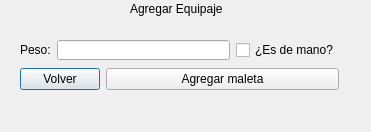
Above: vagregaequipaje.ui from AndyMadgar/Progra1-Datos before the change. Below: the same form after it.
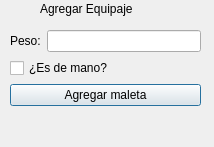
That is the form after the change.

What changed in the file:
```diff
--- a/vagregaequipaje.ui
+++ b/vagregaequipaje.ui
@@ -6,8 +6,8 @@
    <rect>
     <x>0</x>
     <y>0</y>
-    <width>371</width>
-    <height>132</height>
+    <width>214</width>
+    <height>147</height>
    </rect>
   </property>
   <property name="windowTitle">
@@ -16,7 +16,7 @@
   <widget class="QLabel" name="label">
    <property name="geometry">
     <rect>
-     <x>130</x>
+     <x>40</x>
      <y>0</y>
      <width>121</width>
      <height>17</height>
@@ -29,15 +29,13 @@
   <widget class="QWidget" name="">
    <property name="geometry">
     <rect>
-     <x>20</x>
-     <y>40</y>
-     <width>319</width>
-     <height>64</height>
+     <x>10</x>
+     <y>30</y>
+     <width>191</width>
+     <height>90</height>
     </rect>
    </property>
    <layout class="QFormLayout" name="formLayout">
-    <item row="0" column="0" colspan="2">
-     <layout class="QGridLayout" name="gridLayout">
       <item row="0" column="0">
        <widget class="QLabel" name="label_2">
         <property name="text">
@@ -48,23 +46,14 @@
       <item row="0" column="1">
        <widget class="QLineEdit" name="txfPeso"/>
       </item>
-      <item row="0" column="2">
+    <item row="1" column="0" colspan="2">
        <widget class="QCheckBox" name="chxMano">
         <property name="text">
          <string>¿Es de mano?</string>
         </property>
        </widget>
       </item>
-     </layout>
-    </item>
-    <item row="1" column="0">
-     <widget class="QPushButton" name="btnVolver">
-      <property name="text">
-       <string>Volver</string>
-      </property>
-     </widget>
-    </item>
-    <item row="1" column="1">
+    <item row="2" column="0" colspan="2">
      <widget class="QPushButton" name="btnAgregar">
       <property name="text">
        <string>Agregar maleta</string>
```
Left out of the diff: 7 changed lines with no effect on the pictures. Lines whose indentation alone changed are shown as unchanged.
